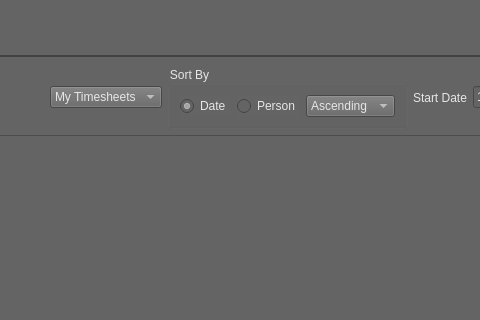
SleepDeprivedVFX/t_sheets_listener, file Python/Utilities/time_lord/ui/time_lord_sheets.ui: the form before one commit; both pictures show x 252 to 732 and y 0 to 320 of the 1083 by 651 pixel window.
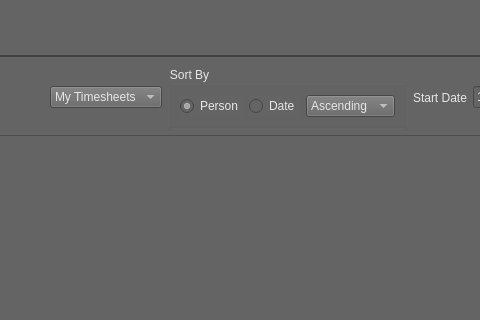
The form after the commit.

Commit message: Starting to get gross looking column data into the Time Sheets

```diff
--- a/Python/Utilities/time_lord/ui/time_lord_sheets.ui
+++ b/Python/Utilities/time_lord/ui/time_lord_sheets.ui
@@ -124,21 +124,24 @@
            <layout class="QHBoxLayout" name="horizontalLayout_3">
             <item>
              <layout class="QHBoxLayout" name="horizontalLayout_2">
-              <item>
-               <widget class="QRadioButton" name="date_rdo">
-                <property name="text">
-                 <string>Date</string>
-                </property>
-                <property name="checked">
-                 <bool>true</bool>
-                </property>
-               </widget>
-              </item>
               <item>
                <widget class="QRadioButton" name="person_rdo">
                 <property name="text">
                  <string>Person</string>
                 </property>
+                <property name="checked">
+                 <bool>true</bool>
+                </property>
+               </widget>
+              </item>
+              <item>
+               <widget class="QRadioButton" name="date_rdo">
+                <property name="text">
+                 <string>Date</string>
+                </property>
+                <property name="checked">
+                 <bool>false</bool>
+                </property>
                </widget>
               </item>
              </layout>
```
Left out of the diff: 44 changed lines with no effect on the pictures. The commit also changes 3 other files.
